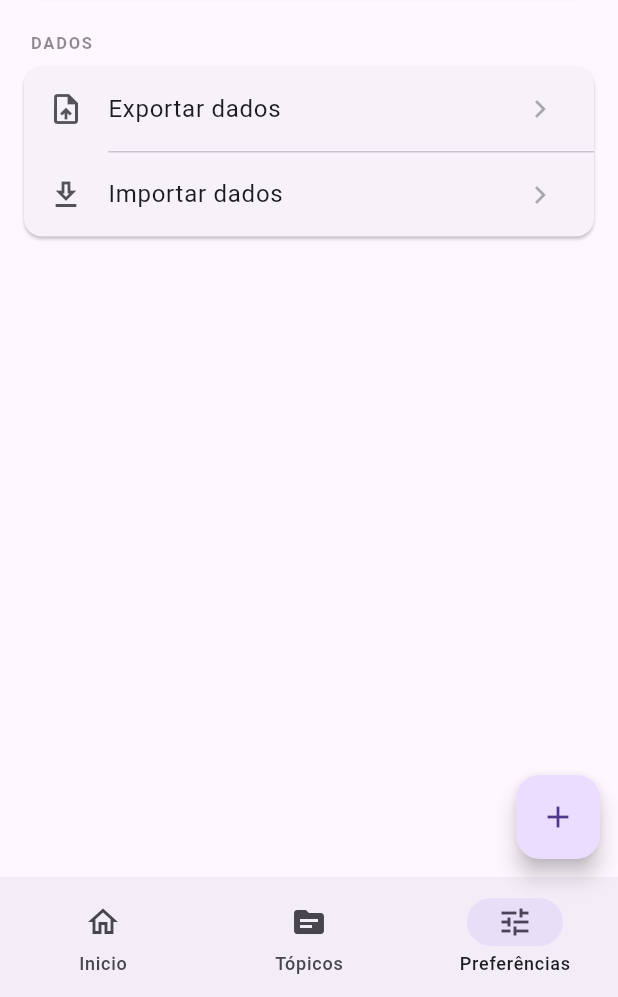
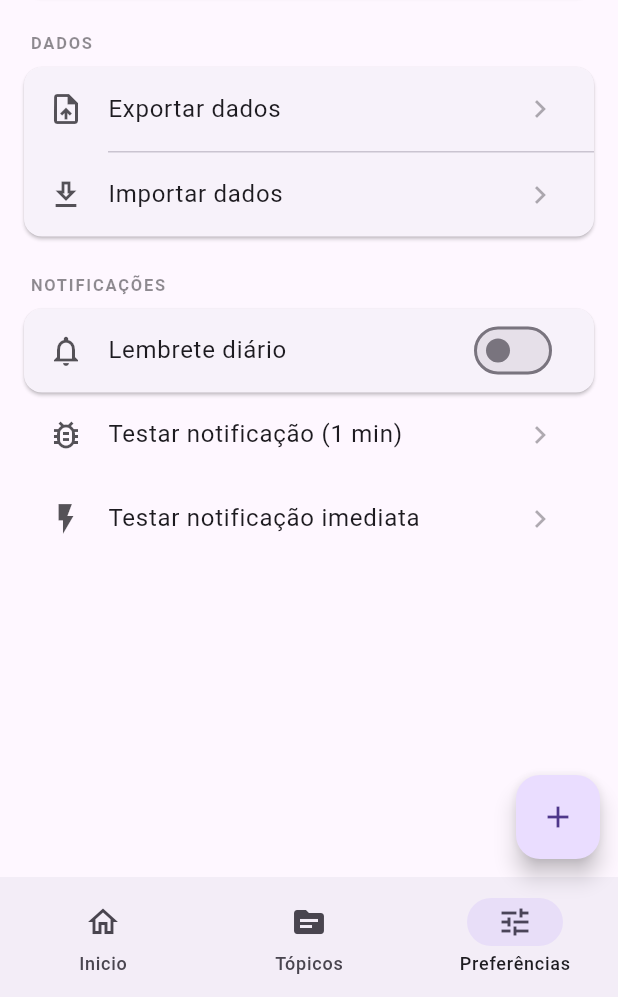
Before and after one commit to rogeragostinho/looply, a Flutter app: the screen it shows after launch, item 3 of the bottom bar chosen, on a phone screen of 412 x 824 dp, the part 239-1236 px from its top. Run offline on Flutter 3.47's test engine with Material 3 defaults, Android fonts, the phone set to English and light mode, and no system bars; our stand-ins replace file_picker, flutter_local_notifications, go_router, image_picker, permission_handler, shared_preferences and 2 more; accounts and stored records are empty.

Commit message:
feat: add notification service

```diff
--- a/lib/main.dart
+++ b/lib/main.dart
@@ -1,13 +1,17 @@
 import 'package:flutter/material.dart';
 import 'package:looply/db/db_initializer.dart';
 import 'package:looply/my_app.dart';
+import 'package:looply/service/notification_service.dart';
 //import 'package:sqflite/sqflite.dart';
 //import 'package:path/path.dart';
 
-void main(){
+void main() async{
   WidgetsFlutterBinding.ensureInitialized();
 
   DbInitializer.init();
+
+  await NotificationService().init();
+  await NotificationService().requestPermission();
 
   runApp(const MyApp());
 }
--- a/lib/my_app.dart
+++ b/lib/my_app.dart
@@ -9,6 +9,7 @@ import 'package:looply/service/image_service.dart';
 import 'package:looply/service/import_export_service.dart';
 import 'package:looply/service/topic_service.dart';
 import 'package:looply/viewmodel/import_export_view_model.dart';
+import 'package:looply/viewmodel/notification_view_model.dart';
 import 'package:looply/viewmodel/tag_view_model.dart';
 import 'package:looply/viewmodel/topic_view_model.dart';
 import 'package:provider/provider.dart';
@@ -37,6 +38,7 @@ class MyApp extends StatelessWidget {
             ),
           ),
         ),
+        ChangeNotifierProvider(create: (_) => NotificationViewModel()..load()),
       ],
       child: MaterialApp.router(
         title: AppConstants.appName,
--- a/lib/ui/features/preference/preferences_page.dart
+++ b/lib/ui/features/preference/preferences_page.dart
@@ -1,6 +1,8 @@
 import 'package:flutter/material.dart';
 import 'package:go_router/go_router.dart';
+import 'package:looply/service/notification_service.dart';
 import 'package:looply/viewmodel/import_export_view_model.dart';
+import 'package:looply/viewmodel/notification_view_model.dart';
 import 'package:looply/viewmodel/tag_view_model.dart';
 import 'package:looply/viewmodel/topic_view_model.dart';
 import 'package:provider/provider.dart';
@@ -64,6 +66,68 @@ class PreferencesPage extends StatelessWidget {
                 ),
               ],
             ),
+          ),
+          const SizedBox(height: 24),
+
+          // ── Notificações ──────────────────────────────────────
+          _SectionHeader(label: "Notificações"),
+          const SizedBox(height: 8),
+          Consumer<NotificationViewModel>(
+            builder: (context, vm, _) {
+              if (!vm.loaded) return const SizedBox.shrink();
+
+              return Card(
+                margin: EdgeInsets.zero,
+                clipBehavior: Clip.antiAlias,
+                child: Column(
+                  children: [
+                    SwitchListTile(
+                      secondary: Icon(
+                        Icons.notifications_outlined,
+                        color: colorScheme.onSurface.withOpacity(0.75),
+                      ),
+                      title: const Text('Lembrete diário'),
+                      value: vm.enabled,
+                      onChanged: vm.setEnabled,
+                    ),
+                    if (vm.enabled) ...[
+                      const Divider(height: 1, indent: 56),
+                      _SettingsTile(
+                        icon: Icons.schedule_outlined,
+                        label: 'Hora do lembrete',
+                        subtitle: vm.time.format(context),
+                        onTap: () async {
+                          final picked = await showTimePicker(
+                            context: context,
+                            initialTime: vm.time,
+                          );
+                          if (picked != null) vm.setTime(picked);
+                        },
+                      ),
+                    ],
+                  ],
+                ),
+              );
+            },
+          ),
+
+          // Teste
+          _SettingsTile(
+            icon: Icons.bug_report_outlined,
+            label: 'Testar notificação (1 min)',
+            onTap: () async {
+              print('🟡 Botão de teste carregado');
+              await NotificationService().scheduleTestNotification();
+              print('🟢 scheduleTestNotification() concluído');
+            },
+          ),
+
+          _SettingsTile(
+            icon: Icons.flash_on_outlined,
+            label: 'Testar notificação imediata',
+            onTap: () async {
+              await NotificationService().showInstantNotification();
+            },
           ),
         ],
       ),
@@ -135,10 +199,10 @@ class _SectionHeader extends StatelessWidget {
       child: Text(
         label.toUpperCase(),
         style: Theme.of(context).textTheme.labelSmall?.copyWith(
-              letterSpacing: 1.2,
-              fontWeight: FontWeight.w600,
-              color: Theme.of(context).colorScheme.onSurface.withOpacity(0.5),
-            ),
+          letterSpacing: 1.2,
+          fontWeight: FontWeight.w600,
+          color: Theme.of(context).colorScheme.onSurface.withOpacity(0.5),
+        ),
       ),
     );
   }
@@ -147,12 +211,14 @@ class _SectionHeader extends StatelessWidget {
 class _SettingsTile extends StatelessWidget {
   final IconData icon;
   final String label;
+  final String? subtitle; // ← adiciona isto
   final VoidCallback? onTap;
   final bool isLoading;
 
   const _SettingsTile({
     required this.icon,
     required this.label,
+    this.subtitle, // ← e aqui
     this.onTap,
     this.isLoading = false,
   });
@@ -164,6 +230,9 @@ class _SettingsTile extends StatelessWidget {
     return ListTile(
       leading: Icon(icon, color: colorScheme.onSurface.withOpacity(0.75)),
       title: Text(label),
+      subtitle: subtitle != null
+          ? Text(subtitle!)
+          : null, // ← adiciona esta linha
       trailing: isLoading
           ? SizedBox(
               width: 18,
--- a/pubspec.yaml
+++ b/pubspec.yaml
@@ -37,12 +37,14 @@ dependencies:
   provider: ^6.1.5+1
   sqflite: ^2.4.2
   path: ^1.9.1
-  flutter_local_notifications: ^20.1.0
+  flutter_local_notifications: ^21.0.0
   go_router: ^14.0.0
   image_picker: ^1.2.1   # para pegar imagens da galeria
   path_provider: ^2.1.5   # para achar pastas locais
   permission_handler: ^11.3.1
   file_picker: ^8.0.0
+  timezone: ^0.11.0
+  shared_preferences: ^2.3.0
 
 dev_dependencies:
   flutter_test:
```
Also changed, not shown: lib/service/notification_service.dart (added, +176 -0 lines), lib/viewmodel/notification_view_model.dart (added, +52 -0 lines), 1 other file.
